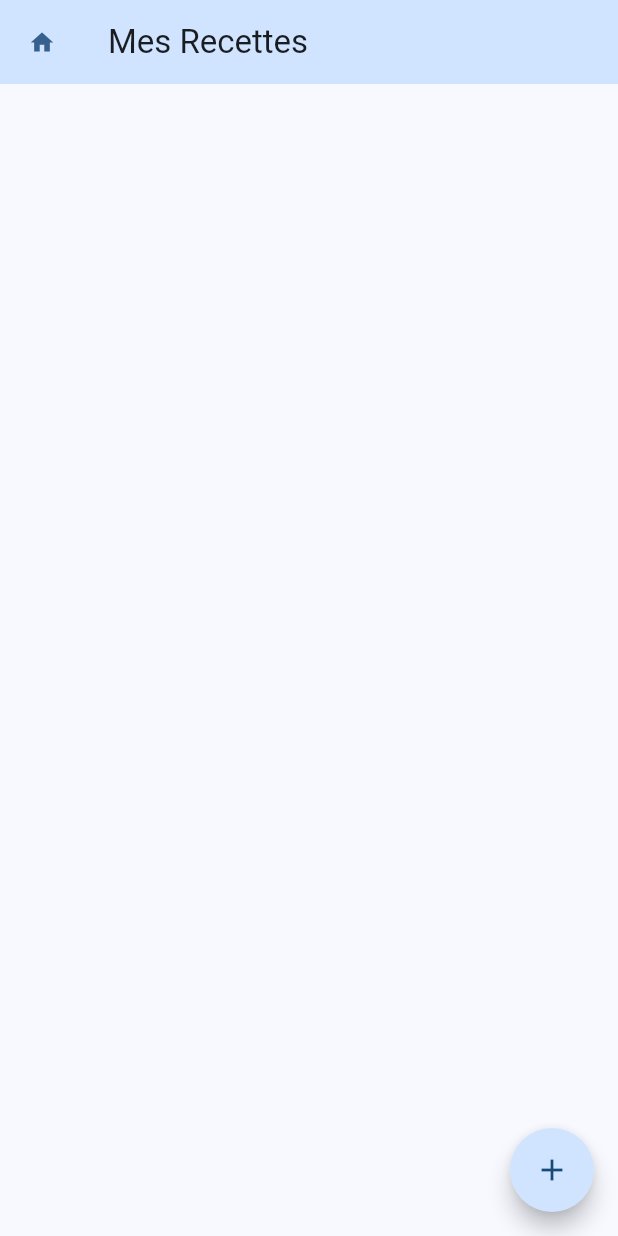
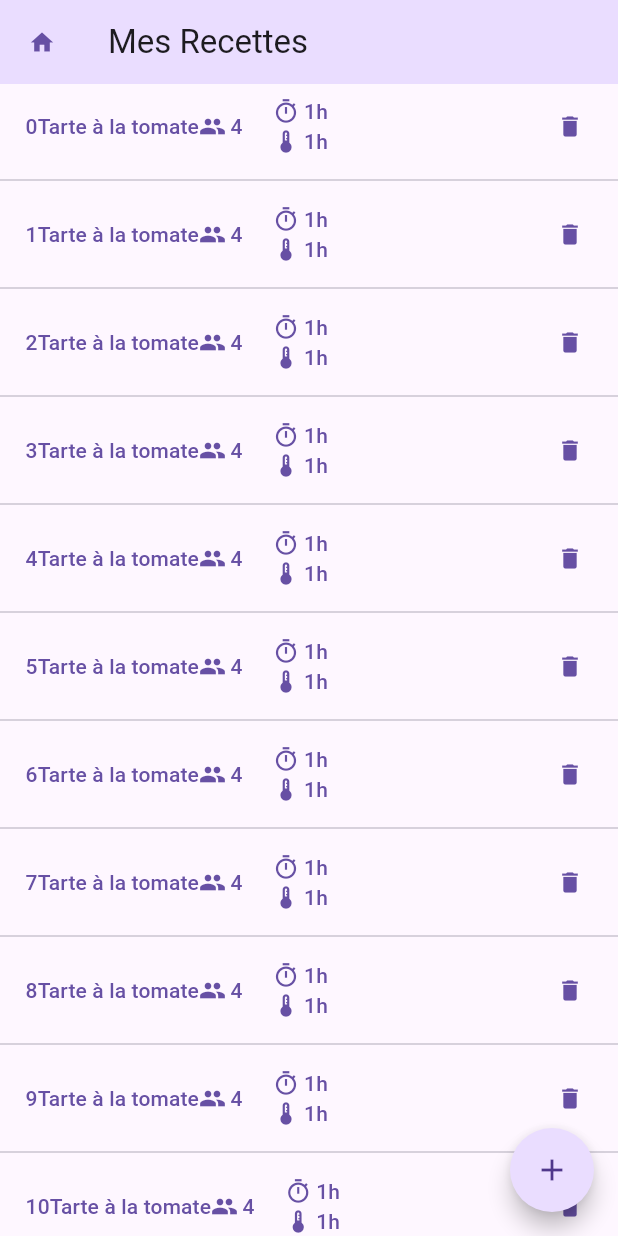
Before and after one commit to Phoetaim/recette, a Flutter app: the screen it shows after launch, on a phone screen of 412 x 824 dp. Run offline on Flutter 3.47's test engine with Material 3 defaults, Android fonts, the phone set to English and light mode, and no system bars; our stand-ins replace go_router.

Commit message:
WIP update architecture

````diff
--- /dev/null
+++ b/lib/data/repositories/recipe/recipe_repository.dart
@@ -0,0 +1,37 @@
+
+class Recipe {
+  final int id;
+  String name = 'Tarte à la tomate';
+  String preparationTime = '1h';
+  String cookingTime = '1h';
+  int nbOfPeople = 4;
+
+  Recipe(this.id);
+
+}
+
+
+class RecipeRepository {
+  List<Recipe> _recipeList = [];
+
+  void initDb(){
+    print('Hi there');
+    _recipeList = List.generate(20, (int index) => Recipe(index));
+    print(_recipeList.length);
+  }
+
+  List<Recipe> get  getRecipeList => _recipeList;
+
+  void addRecipe(Recipe recipe){
+    print('yes');
+    _recipeList.add(recipe);
+  }
+
+  void removeRecipe(Recipe recipe){
+    _recipeList.remove(recipe);
+  }
+
+  void resetRecipes(){
+    _recipeList.clear();
+  }
+}
--- a/lib/main.dart
+++ b/lib/main.dart
@@ -1,136 +1,22 @@
 import 'package:flutter/material.dart';
 import 'package:provider/provider.dart';
-import 'package:recette/recipe.dart';
+
+import 'config/dependencies.dart';
+import 'routing/router.dart';
 
 void main() {
-  runApp(MyApp());
+
+  runApp(MultiProvider(providers: providersLocal, child: const MainApp()));
 }
 
-class MyApp extends StatelessWidget {
-  const MyApp({super.key});
+class MainApp extends StatelessWidget {
+  const MainApp({super.key});
 
   @override
   Widget build(BuildContext context) {
-    return ChangeNotifierProvider(
-      create: (context) => MyAppState(),
-      child: MaterialApp(
-        title: 'Namer App',
-        theme: ThemeData(
-          useMaterial3: true,
-          colorScheme: ColorScheme.fromSeed(seedColor: Colors.blue),
-        ),
-        home: MyHomePage(),
-      ),
+    return MaterialApp.router(
+      themeMode: ThemeMode.system,
+      routerConfig: router(),
     );
   }
 }
-
-class MyAppState extends ChangeNotifier {
-  var recipes = <Recipe>[];
-  int id = 0;
-  void resetRecipes() {
-    recipes = [];
-    id = 0;
-    for (var i = 0; i < 3; i++) {
-      addRecipe(Recipe(i));
-    }
-    notifyListeners();
-  }
-
-  void addRecipe(Recipe recipe) {
-    id++;
-    recipes.add(recipe);
-    notifyListeners();
-  }
-
-  void deleteRecipe(Recipe recipe) {
-    if (recipes.contains(recipe)) {
-      recipes.remove(recipe);
-      notifyListeners();
-    }
-    if (recipes.isEmpty) {
-      id = 0;
-    }
-  }
-}
-
-class MyHomePage extends StatefulWidget {
-  @override
-  State<MyHomePage> createState() => _MyHomePageState();
-}
-
-class _MyHomePageState extends State<MyHomePage> {
-  @override
-  Widget build(BuildContext context) {
-    var appState = context.watch<MyAppState>();
-    final theme = Theme.of(context);
-    return Scaffold(
-      appBar: AppBar(
-        leading: TextButton(onPressed: () {appState.resetRecipes();}, child: Icon(Icons.home)),
-        title: const Text('Mes Recettes'),
-        shadowColor: Colors.black,
-        scrolledUnderElevation: 4,
-        backgroundColor: theme.colorScheme.primaryContainer,
-      ),
-      body: Column(
-        children: [
-          Expanded(
-            child: ListView.builder(
-              scrollDirection: Axis.vertical,
-              shrinkWrap: true,
-              itemCount: appState.recipes.length,
-              itemBuilder: (BuildContext context, int index) {
-                return Column(
-                  children: [
-                    RecipeFullCard(appState: appState, index: index),
-                    Divider(),
-                  ],
-                );
-              },
-            ),
-          ),
-        ],
-      ),
-      floatingActionButton: FloatingActionButton(
-        onPressed: () {
-          appState.addRecipe(Recipe(appState.id));
-        },
-        shape: CircleBorder(),
-        child: const Icon(Icons.add),
-      ),
-    );
-  }
-}
-
-class RecipeFullCard extends StatelessWidget {
-  const RecipeFullCard({
-    super.key,
-    required this.appState,
-    required this.index,
-  });
-
-  final MyAppState appState;
-  final int index;
-
-  @override
-  Widget build(BuildContext context) {
-    return Row(
-      children: [
-        Expanded(
-          child: TextButton(
-            onPressed: () {
-              print('view Recipe ${appState.recipes[index].id}');
-            },
-            child: RecipeCard(recipe: appState.recipes[index]),
-          ),
-        ),
-        TextButton(
-          onPressed: () {
-            appState.deleteRecipe(appState.recipes[index]);
-          },
-          child: Icon(Icons.delete),
-        ),
-      ],
-    );
-  }
-}
--- /dev/null
+++ b/lib/routing/router.dart
@@ -0,0 +1,18 @@
+import 'package:go_router/go_router.dart';
+import 'package:provider/provider.dart';
+import 'package:recette/ui/recipe_list/view_model/recipe_list_viewmodel.dart';
+import '../ui/recipe_list/widgets/recipe_list_screen.dart';
+
+import 'routes.dart';
+
+GoRouter router() => GoRouter(
+  initialLocation: Routes.recipeList,
+  routes: [
+    GoRoute(path: Routes.recipeList,
+    builder: (context, state){
+      return RecipeListScreen(
+        viewModel: RecipeListViewModel(recipeRepository: context.read()),
+          );
+    }),
+  ]
+);
--- /dev/null
+++ b/lib/routing/routes.dart
@@ -0,0 +1,4 @@
+abstract final class Routes {
+  static const home = '/';
+  static const recipeList = '/recipeList';
+}
--- /dev/null
+++ b/lib/ui/recipe_list/view_model/recipe_list_viewmodel.dart
@@ -0,0 +1,63 @@
+import 'package:flutter/material.dart';
+import '../../../data/repositories/recipe/recipe_repository.dart';
+import '../../../utils/commands.dart';
+import '../../../utils/result.dart';
+
+class RecipeListViewModel extends ChangeNotifier {
+  RecipeListViewModel({required RecipeRepository recipeRepository})
+    : _recipeRepository = recipeRepository {
+    loadRecipeList =  Command0(_loadRecipeList)..execute();
+  }
+
+  final RecipeRepository _recipeRepository;
+  int id = 0;
+
+  List<Recipe> _recipeList = <Recipe>[];
+
+  List<Recipe> get getRecipeList => _recipeList;
+
+  late final Command0 loadRecipeList;
+
+  int recipeCount() => _recipeList.length;
+
+  Future<Result<void>> _loadRecipeList() async {
+    print('load');
+    _recipeRepository.initDb();
+    _recipeList = _recipeRepository.getRecipeList;
+    notifyListeners();
+    return Result.ok(null);
+  }
+
+  void addRecipe(Recipe recipe) {
+    print('confirm add!');
+    _recipeList.add(recipe);
+    _recipeRepository.addRecipe(recipe);
+    id++;
+    notifyListeners();
+  }
+
+  void deleteRecipe(Recipe recipe) {
+    if (_recipeList.contains(recipe)) {
+      _recipeRepository.removeRecipe(recipe);
+      _recipeList.remove(recipe);
+      notifyListeners();
+    }
+  }
+
+  void resetRecipes() {
+    _recipeList.clear();
+    _recipeRepository.resetRecipes();
+    id = 0;
+    notifyListeners();
+  }
+
+  Recipe getRecipeByIndex(int index){
+    print('Getting item ${index}');
+    try {
+      return _recipeList[index];
+    } on IndexError {
+      print('No index ${index}m returning first recipe');
+      return _recipeList[0];
+    }
+  }
+}
--- /dev/null
+++ b/lib/ui/recipe_list/widgets/recipe_list_screen.dart
@@ -0,0 +1,143 @@
+import 'package:flutter/material.dart';
+import '../../../data/repositories/recipe/recipe_repository.dart';
+import '../view_model/recipe_list_viewmodel.dart';
+
+class RecipeListScreen extends StatelessWidget {
+  const RecipeListScreen({super.key, required this.viewModel});
+
+  final RecipeListViewModel viewModel;
+
+  @override
+  Widget build(BuildContext context) {
+    final theme = Theme.of(context);
+    return Scaffold(
+      appBar: AppBar(
+        leading: TextButton(
+          onPressed: () {
+            viewModel.resetRecipes();
+          },
+          child: Icon(Icons.home),
+        ),
+        title: const Text('Mes Recettes'),
+        shadowColor: Colors.black,
+        scrolledUnderElevation: 4,
+        backgroundColor: theme.colorScheme.primaryContainer,
+      ),
+      body: ListenableBuilder(
+        listenable: viewModel,
+        builder: (context, child) {
+          print('hello');
+          return Column(
+            children: [
+              Expanded(
+                child: ListView.builder(
+                  scrollDirection: Axis.vertical,
+                  shrinkWrap: true,
+                  itemCount: viewModel.recipeCount(),
+                  itemBuilder: (BuildContext context, int index) {
+                    return Column(
+                      children: [
+                        RecipeFullCard(viewModel: viewModel, index: index),
+                        Divider(),
+                      ],
+                    );
+                  },
+                ),
+              ),
+            ],
+          );
+        }
+      ),
+      floatingActionButton: FloatingActionButton(
+        onPressed: () {
+          print('add');
+          viewModel.addRecipe(Recipe(viewModel.id));
+        },
+        shape: CircleBorder(),
+        child: const Icon(Icons.add),
+      ),
+    );
+  }
+}
+
+class RecipeFullCard extends StatelessWidget {
+  const RecipeFullCard({
+    super.key,
+    required this.viewModel,
+    required this.index,
+  });
+
+  final RecipeListViewModel viewModel;
+  final int index;
+
+  @override
+  Widget build(BuildContext context) {
+    Recipe recipe = viewModel.getRecipeByIndex(index);
+    return Row(
+      children: [
+        Expanded(
+          child: TextButton(
+            onPressed: () {
+              print('view Recipe ${recipe.id}');
+            },
+            child: RecipeCard(recipe: recipe),
+          ),
+        ),
+        TextButton(
+          onPressed: () {
+            viewModel.deleteRecipe(recipe);
+          },
+          child: Icon(Icons.delete),
+        ),
+      ],
+    );
+  }
+}
+
+class RecipeCard extends StatelessWidget {
+  const RecipeCard({super.key, required this.recipe});
+
+  final Recipe recipe;
+
+  @override
+  Widget build(BuildContext context) {
+    return Row(
+      children: [
+        Row(
+          children: [
+            SizedBox(width: 5),
+            Text(recipe.id.toString()),
+            Expanded(child: Center(child: Text(recipe.name))),
+            IconRow(icon: Icons.group, label: recipe.nbOfPeople.toString()),
+            SizedBox(width: 20),
+            Row(
+              children: [
+                Column(
+                  children: [
+                    IconRow(
+                      icon: Icons.timer_outlined,
+                      label: recipe.preparationTime,
+                    ),
+                    IconRow(icon: Icons.thermostat, label: recipe.cookingTime),
+                  ],
+                ),
+              ],
+            ),
+          ],
+        ),
+      ],
+    );
+  }
+}
+
+class IconRow extends StatelessWidget {
+  const IconRow({super.key, required this.icon, required this.label});
+
+  final IconData icon;
+  final String label;
+
+  @override
+  Widget build(BuildContext context) {
+    return Row(children: [Icon(icon), SizedBox(width: 3), Text(label)]);
+  }
+}
--- /dev/null
+++ b/lib/utils/result.dart
@@ -0,0 +1,48 @@
+// Copyright 2024 The Flutter team. All rights reserved.
+// Use of this source code is governed by a BSD-style license that can be
+// found in the LICENSE file.
+
+/// Utility class to wrap result data
+///
+/// Evaluate the result using a switch statement:
+/// ```dart
+/// switch (result) {
+///   case Ok(): {
+///     print(result.value);
+///   }
+///   case Error(): {
+///     print(result.error);
+///   }
+/// }
+/// ```
+sealed class Result<T> {
+  const Result();
+
+  /// Creates a successful [Result], completed with the specified [value].
+  const factory Result.ok(T value) = Ok._;
+
+  /// Creates an error [Result], completed with the specified [error].
+  const factory Result.error(Exception error) = Error._;
+}
+
+/// Subclass of Result for values
+final class Ok<T> extends Result<T> {
+  const Ok._(this.value);
+
+  /// Returned value in result
+  final T value;
+
+  @override
+  String toString() => 'Result<$T>.ok($value)';
+}
+
+/// Subclass of Result for errors
+final class Error<T> extends Result<T> {
+  const Error._(this.error);
+
+  /// Returned error in result
+  final Exception error;
+
+  @override
+  String toString() => 'Result<$T>.error($error)';
+}
--- a/pubspec.yaml
+++ b/pubspec.yaml
@@ -35,6 +35,7 @@ dependencies:
   # Use with the CupertinoIcons class for iOS style icons.
   cupertino_icons: ^1.0.8
   provider: ^6.1.5+1
+  go_router: ^16.2.4
 
 dev_dependencies:
   flutter_test:
````
Also changed, not shown: lib/config/dependencies.dart (added, +13 -0 lines), lib/recipe.dart (deleted, +0 -61 lines), lib/utils/commands.dart (added, +97 -0 lines).
